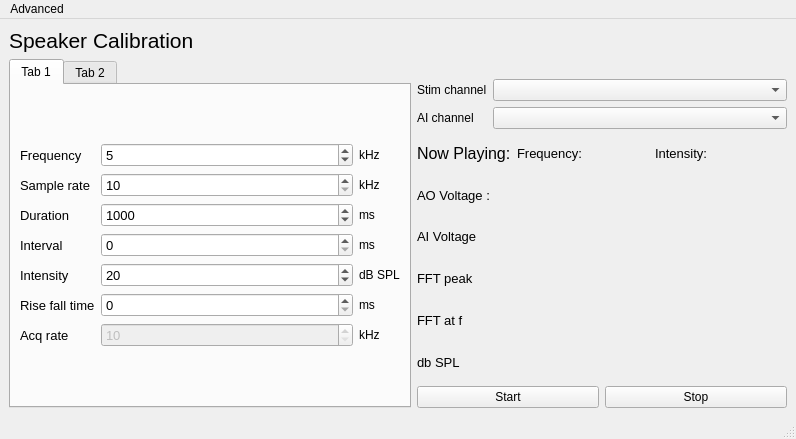
This is calibration_window.ui in portfors-lab/sparkle as Qt 5 draws it before an edit. The edited form follows.
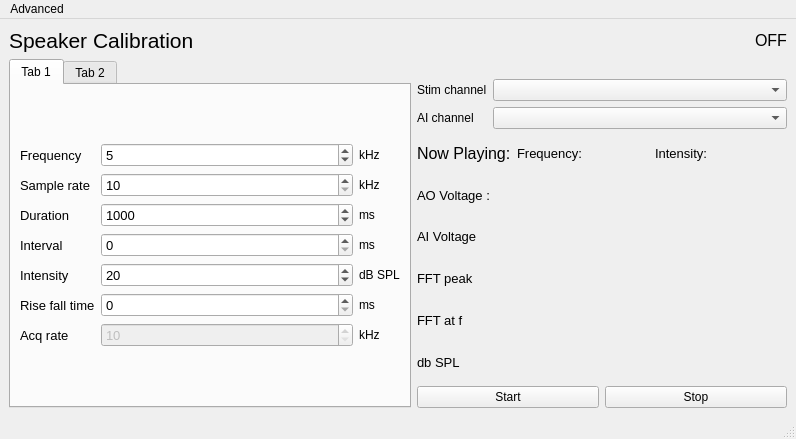
This is the edited form. The open tabs and pages were chosen to show the change.

Commit message: add user ability to designate frequency and time scale.  Added save FFT data for on the fly mode. Added on-off label.

```diff
--- a/calibration_window.ui
+++ b/calibration_window.ui
@@ -16,16 +16,45 @@
   <widget class="QWidget" name="centralwidget">
    <layout class="QVBoxLayout" name="verticalLayout_4">
     <item>
-     <widget class="QLabel" name="label">
-      <property name="font">
-       <font>
-        <pointsize>16</pointsize>
-       </font>
-      </property>
-      <property name="text">
-       <string>Speaker Calibration</string>
-      </property>
-     </widget>
+     <layout class="QHBoxLayout" name="horizontalLayout_5">
+      <item>
+       <widget class="QLabel" name="label">
+        <property name="font">
+         <font>
+          <pointsize>16</pointsize>
+         </font>
+        </property>
+        <property name="text">
+         <string>Speaker Calibration</string>
+        </property>
+       </widget>
+      </item>
+      <item>
+       <spacer name="horizontalSpacer">
+        <property name="orientation">
+         <enum>Qt::Horizontal</enum>
+        </property>
+        <property name="sizeHint" stdset="0">
+         <size>
+          <width>40</width>
+          <height>20</height>
+         </size>
+        </property>
+       </spacer>
+      </item>
+      <item>
+       <widget class="QLabel" name="running_label">
+        <property name="font">
+         <font>
+          <pointsize>12</pointsize>
+         </font>
+        </property>
+        <property name="text">
+         <string>OFF</string>
+        </property>
+       </widget>
+      </item>
+     </layout>
     </item>
     <item>
      <layout class="QHBoxLayout" name="horizontalLayout_3">
```
Left out of the diff: 53 changed lines with no effect on the pictures. The commit also changes 5 other files.
